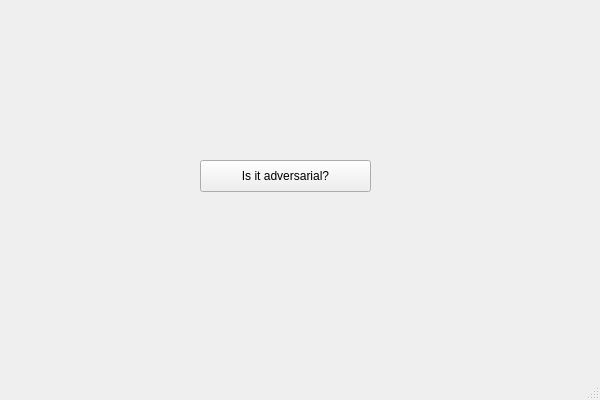
junhyeok-dev/AEGuard, file AEGuard-GUI/AEGuard-GUI/MainWindow.ui: the form before one commit.
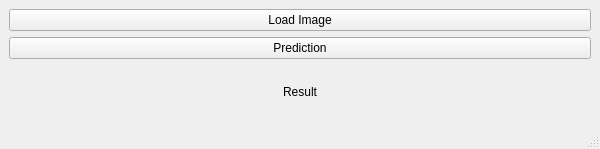
The form after the commit.

What changed in the file:
```diff
--- a/AEGuard-GUI/AEGuard-GUI/MainWindow.ui
+++ b/AEGuard-GUI/AEGuard-GUI/MainWindow.ui
@@ -7,7 +7,7 @@
     <x>0</x>
     <y>0</y>
     <width>600</width>
-    <height>400</height>
+    <height>149</height>
    </rect>
   </property>
   <property name="sizePolicy">
@@ -20,29 +20,32 @@
    <string>AEGuard</string>
   </property>
   <widget class="QWidget" name="centralwidget">
-   <widget class="QPushButton" name="btnDecision">
-    <property name="geometry">
-     <rect>
-      <x>200</x>
-      <y>160</y>
-      <width>171</width>
-      <height>32</height>
-     </rect>
-    </property>
-    <property name="text">
-     <string>Is it adversarial?</string>
-    </property>
-   </widget>
-  </widget>
-  <widget class="QMenuBar" name="menubar">
-   <property name="geometry">
-    <rect>
-     <x>0</x>
-     <y>0</y>
-     <width>600</width>
-     <height>24</height>
-    </rect>
-   </property>
+   <layout class="QGridLayout" name="gridLayout">
+    <item row="0" column="0">
+     <widget class="QPushButton" name="btnLoadImage">
+      <property name="text">
+       <string>Load Image</string>
+      </property>
+     </widget>
+    </item>
+    <item row="1" column="0">
+     <widget class="QPushButton" name="btnDecision">
+      <property name="text">
+       <string>Prediction</string>
+      </property>
+     </widget>
+    </item>
+    <item row="2" column="0">
+     <widget class="QLabel" name="label">
+      <property name="text">
+       <string>Result</string>
+      </property>
+      <property name="alignment">
+       <set>Qt::AlignCenter</set>
+      </property>
+     </widget>
+    </item>
+   </layout>
   </widget>
   <widget class="QStatusBar" name="statusbar"/>
  </widget>
```
Left out of the diff: 13 changed lines with no effect on the pictures.
